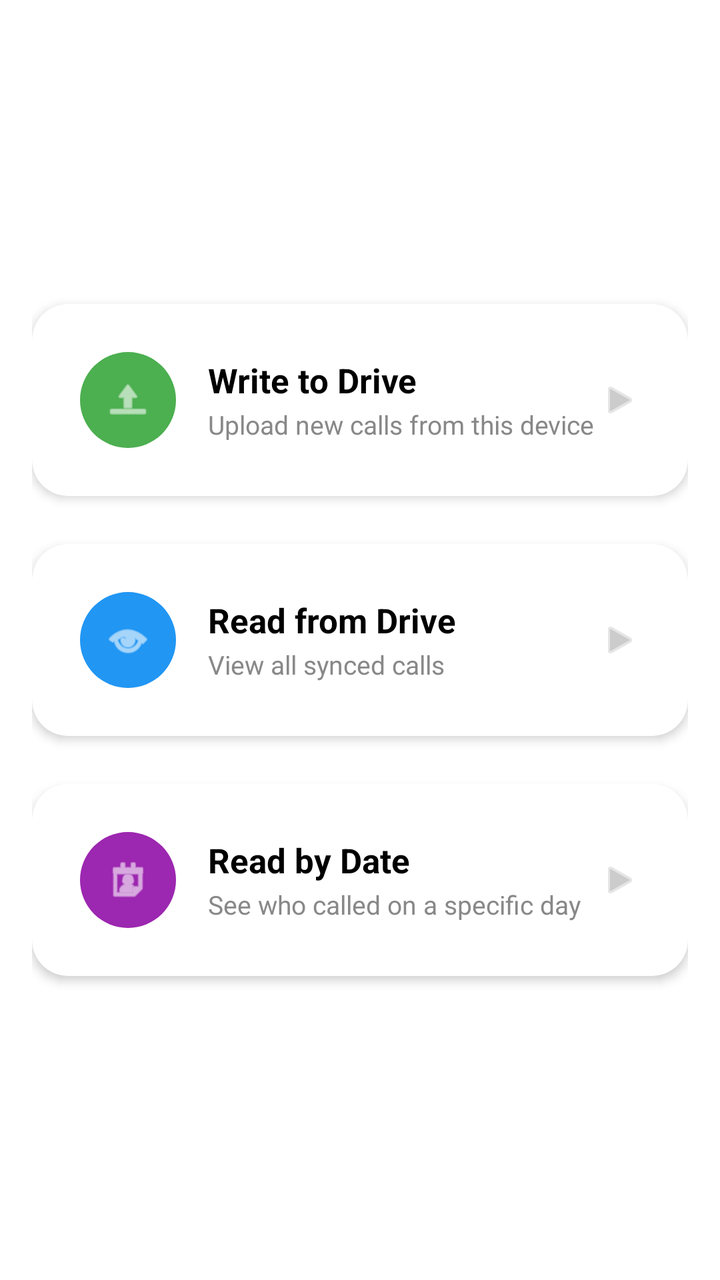
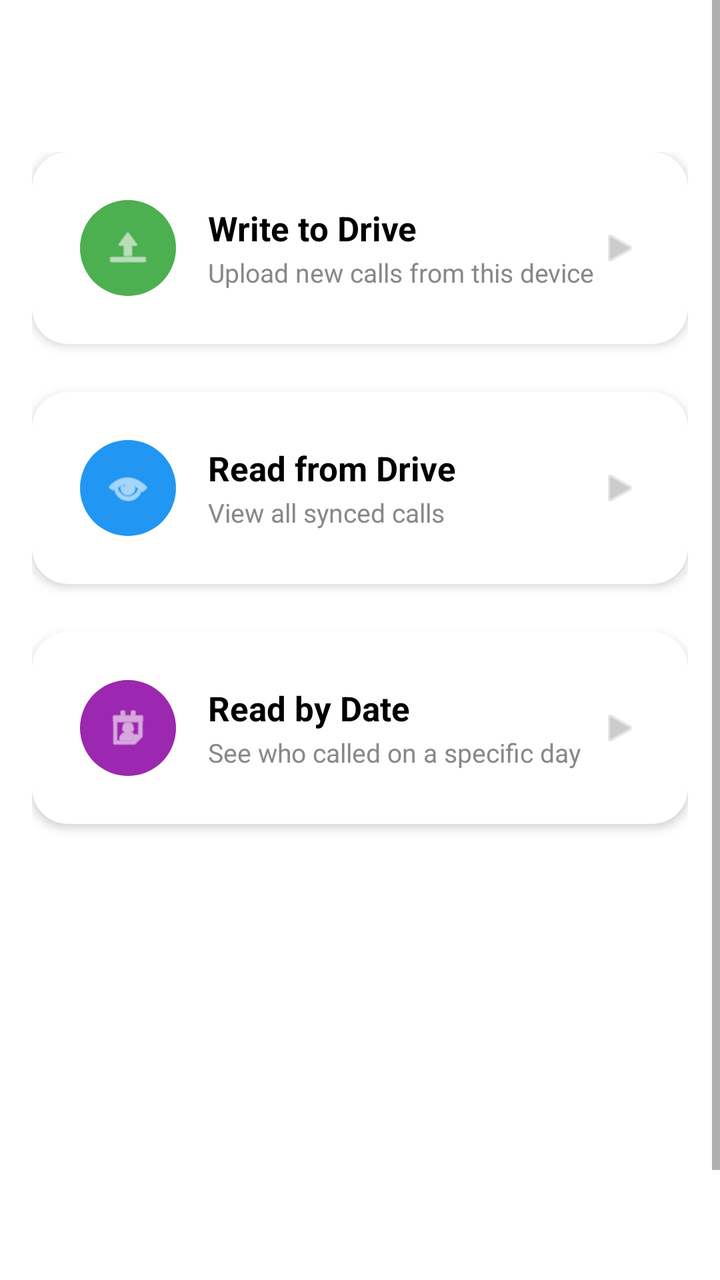

An Android layout rendered at two revisions. The XML below is the earlier revision; the diff shows what the commit changed to produce the second picture.
<!-- AndroidManifest.xml: application theme Theme.Calls -->
<!-- res/layout/fragment_calls.xml -->
<?xml version="1.0" encoding="utf-8"?>
<ScrollView xmlns:android="http://schemas.android.com/apk/res/android"
    xmlns:app="http://schemas.android.com/apk/res-auto"
    android:layout_width="match_parent"
    android:layout_height="match_parent"
    android:fillViewport="true">

    <LinearLayout
        android:layout_width="match_parent"
        android:layout_height="wrap_content"
        android:orientation="vertical"
        android:padding="16dp"
        android:gravity="center_vertical">

        
        <com.google.android.material.card.MaterialCardView
            android:id="@+id/btnWrite"
            android:layout_width="match_parent"
            android:layout_height="wrap_content"
            android:layout_marginBottom="24dp"
            app:cardCornerRadius="18dp"
            app:cardElevation="3dp"
            android:clickable="true"
            android:focusable="true"
            android:foreground="?attr/selectableItemBackground">

            <LinearLayout
                android:layout_width="match_parent"
                android:layout_height="wrap_content"
                android:orientation="horizontal"
                android:gravity="center_vertical"
                android:padding="24dp">

                <FrameLayout
                    android:layout_width="48dp"
                    android:layout_height="48dp"
                    android:background="@drawable/circle_shape"
                    android:backgroundTint="@color/call_incoming">

                    <ImageView
                        android:layout_width="24dp"
                        android:layout_height="24dp"
                        android:layout_gravity="center"
                        android:src="@android:drawable/ic_menu_upload"
                        app:tint="@android:color/white"/>

                </FrameLayout>

                <LinearLayout
                    android:layout_width="0dp"
                    android:layout_height="wrap_content"
                    android:layout_weight="1"
                    android:orientation="vertical"
                    android:layout_marginStart="16dp">

                    <TextView
                        android:layout_width="wrap_content"
                        android:layout_height="wrap_content"
                        android:text="Write to Drive"
                        android:textSize="17sp"
                        android:textStyle="bold"
                        android:textColor="@color/black"/>

                    <TextView
                        android:layout_width="wrap_content"
                        android:layout_height="wrap_content"
                        android:layout_marginTop="2dp"
                        android:text="Upload new calls from this device"
                        android:textSize="13sp"
                        android:textColor="#888888"/>

                </LinearLayout>

                <ImageView
                    android:layout_width="20dp"
                    android:layout_height="20dp"
                    android:src="@android:drawable/ic_media_play"
                    android:rotation="0"
                    app:tint="#CCCCCC"/>

            </LinearLayout>
        </com.google.android.material.card.MaterialCardView>

        
        <com.google.android.material.card.MaterialCardView
            android:id="@+id/btnRead"
            android:layout_width="match_parent"
            android:layout_height="wrap_content"
            android:layout_marginBottom="24dp"
            app:cardCornerRadius="18dp"
            app:cardElevation="3dp"
            android:clickable="true"
            android:focusable="true"
            android:foreground="?attr/selectableItemBackground">

            <LinearLayout
                android:layout_width="match_parent"
                android:layout_height="wrap_content"
                android:orientation="horizontal"
                android:gravity="center_vertical"
                android:padding="24dp">

                <FrameLayout
                    android:layout_width="48dp"
                    android:layout_height="48dp"
                    android:background="@drawable/circle_shape"
                    android:backgroundTint="@color/call_outgoing">

                    <ImageView
                        android:layout_width="24dp"
                        android:layout_height="24dp"
                        android:layout_gravity="center"
                        android:src="@android:drawable/ic_menu_view"
                        app:tint="@android:color/white"/>

                </FrameLayout>

                <LinearLayout
                    android:layout_width="0dp"
                    android:layout_height="wrap_content"
                    android:layout_weight="1"
                    android:orientation="vertical"
                    android:layout_marginStart="16dp">

                    <TextView
                        android:layout_width="wrap_content"
                        android:layout_height="wrap_content"
                        android:text="Read from Drive"
                        android:textSize="17sp"
                        android:textStyle="bold"
                        android:textColor="@color/black"/>

                    <TextView
                        android:layout_width="wrap_content"
                        android:layout_height="wrap_content"
                        android:layout_marginTop="2dp"
                        android:text="View all synced calls"
                        android:textSize="13sp"
                        android:textColor="#888888"/>

                </LinearLayout>

                <ImageView
                    android:layout_width="20dp"
                    android:layout_height="20dp"
                    android:src="@android:drawable/ic_media_play"
                    app:tint="#CCCCCC"/>

            </LinearLayout>
        </com.google.android.material.card.MaterialCardView>

        
        <com.google.android.material.card.MaterialCardView
            android:id="@+id/btnReadByDate"
            android:layout_width="match_parent"
            android:layout_height="wrap_content"
            app:cardCornerRadius="18dp"
            app:cardElevation="3dp"
            android:clickable="true"
            android:focusable="true"
            android:foreground="?attr/selectableItemBackground">

            <LinearLayout
                android:layout_width="match_parent"
                android:layout_height="wrap_content"
                android:orientation="horizontal"
                android:gravity="center_vertical"
                android:padding="24dp">

                <FrameLayout
                    android:layout_width="48dp"
                    android:layout_height="48dp"
                    android:background="@drawable/circle_shape"
                    android:backgroundTint="@color/call_voicemail">

                    <ImageView
                        android:layout_width="24dp"
                        android:layout_height="24dp"
                        android:layout_gravity="center"
                        android:src="@android:drawable/ic_menu_my_calendar"
                        app:tint="@android:color/white"/>

                </FrameLayout>

                <LinearLayout
                    android:layout_width="0dp"
                    android:layout_height="wrap_content"
                    android:layout_weight="1"
                    android:orientation="vertical"
                    android:layout_marginStart="16dp">

                    <TextView
                        android:layout_width="wrap_content"
                        android:layout_height="wrap_content"
                        android:text="Read by Date"
                        android:textSize="17sp"
                        android:textStyle="bold"
                        android:textColor="@color/black"/>

                    <TextView
                        android:layout_width="wrap_content"
                        android:layout_height="wrap_content"
                        android:layout_marginTop="2dp"
                        android:text="See who called on a specific day"
                        android:textSize="13sp"
                        android:textColor="#888888"/>

                </LinearLayout>

                <ImageView
                    android:layout_width="20dp"
                    android:layout_height="20dp"
                    android:src="@android:drawable/ic_media_play"
                    app:tint="#CCCCCC"/>

            </LinearLayout>
        </com.google.android.material.card.MaterialCardView>

    </LinearLayout>
</ScrollView>
<!-- resources referenced by this layout -->
<resources>
  <color name="black">#FF000000</color>
  <color name="call_incoming">#4CAF50</color>
  <color name="call_outgoing">#2196F3</color>
  <color name="call_voicemail">#9C27B0</color>
  <!-- drawable circle_shape (drawable) -->
  <?xml version="1.0" encoding="utf-8"?>
  <shape xmlns:android="http://schemas.android.com/apk/res/android"
      android:shape="oval">
      <solid android:color="@android:color/white"/>
  </shape>
  <style name="Theme.Calls" parent="Theme.MaterialComponents.Light.NoActionBar">
          <item name="colorPrimary">@color/button</item>
          <item name="colorOnPrimary">@color/buttonText</item>
          <item name="android:statusBarColor">@color/background</item>
      </style>
  <color name="button">#212121</color>
  <color name="buttonText">#F9F9F9</color>
  <color name="background">#777777</color>
</resources>

<!-- the commit's change to res/layout/fragment_calls.xml (unified diff, before → after) -->
@@ -10,7 +10,7 @@
         android:layout_height="wrap_content"
         android:orientation="vertical"
         android:padding="16dp"
-        android:gravity="center_vertical">
+        android:layout_marginTop="60dp">
 
         
         <com.google.android.material.card.MaterialCardView
